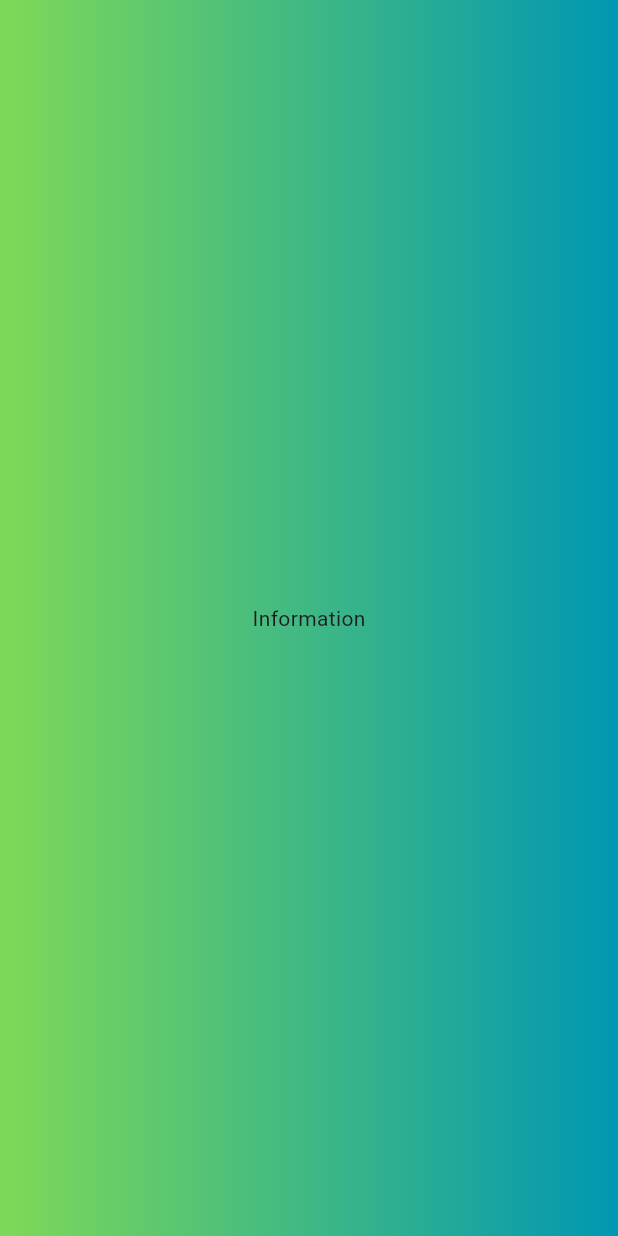
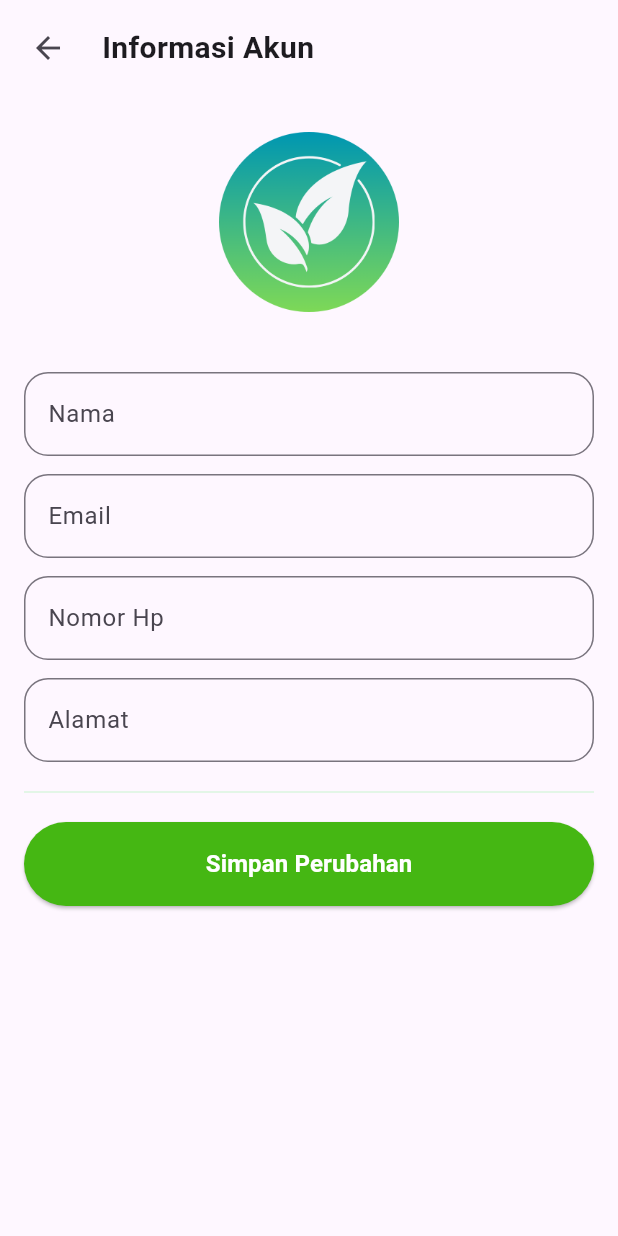
Before and after one commit to dodichakill/higrolyn, a Flutter app: the InformationScreen screen opened directly, on a phone screen of 412 x 824 dp. Run offline on Flutter 3.47's test engine with Material 3 defaults, Android fonts, the phone set to English and light mode, and no system bars; our stand-ins replace another_flutter_splash_screen, flutter_onboarding_slider, persistent_bottom_nav_bar_v2.

Commit message:
refactor(profile): change list item menu and detail information screen

```diff
--- a/lib/views/Profile/Information.dart
+++ b/lib/views/Profile/Information.dart
@@ -1,4 +1,6 @@
 import 'package:agrolyn/shared/constants.dart';
+import 'package:agrolyn/utils/assets_path.dart';
+import 'package:agrolyn/widgets/text_input.dart';
 import 'package:flutter/material.dart';
 
 class InformationScreen extends StatelessWidget {
@@ -7,15 +9,71 @@ class InformationScreen extends StatelessWidget {
   @override
   Widget build(BuildContext context) {
     return Scaffold(
-      body: Container(
-        decoration: const BoxDecoration(
-          gradient: LinearGradient(
-              colors: [MyColors.primaryColor, MyColors.secondaryColor]),
-        ),
-        child: const Center(
-          child: Text("Information"),
+        body: SafeArea(
+      child: Padding(
+        padding: const EdgeInsets.all(8.0),
+        child: Column(
+          children: [
+            Row(
+              children: [
+                IconButton(
+                    onPressed: () {
+                      Navigator.pop(context);
+                    },
+                    icon: const Icon(Icons.arrow_back)),
+                const SizedBox(width: 12),
+                const Text(
+                  "Informasi Akun",
+                  style: TextStyle(fontWeight: FontWeight.w600, fontSize: 20),
+                ),
+              ],
+            ),
+            const SizedBox(height: 32),
+            Image.asset(
+              ImageAssets.logo,
+              height: 120,
+              width: 120,
+            ),
+            Padding(
+              padding: const EdgeInsets.all(8.0),
+              child: Column(
+                children: [
+                  const SizedBox(height: 32),
+                  const TextInput(name: "Nama"),
+                  const SizedBox(height: 12),
+                  const TextInput(name: "Email"),
+                  const SizedBox(height: 12),
+                  const TextInput(name: "Nomor Hp"),
+                  const SizedBox(height: 12),
+                  const TextInput(name: "Alamat"),
+                  const SizedBox(height: 12),
+                  const Divider(
+                    color: Color.fromARGB(105, 166, 243, 178),
+                  ),
+                  const SizedBox(height: 12),
+                  SizedBox(
+                    width: double.infinity,
+                    height: 56,
+                    child: ElevatedButton(
+                      onPressed: () {},
+                      style: ElevatedButton.styleFrom(
+                        backgroundColor: MyColors.primaryColorDark,
+                      ),
+                      child: const Text(
+                        'Simpan Perubahan',
+                        style: TextStyle(
+                            color: Colors.white,
+                            fontSize: 16,
+                            fontWeight: FontWeight.bold),
+                      ),
+                    ),
+                  ),
+                ],
+              ),
+            )
+          ],
         ),
       ),
-    );
+    ));
   }
 }
--- /dev/null
+++ b/lib/widgets/text_input.dart
@@ -0,0 +1,24 @@
+import 'package:flutter/material.dart';
+
+class TextInput extends StatelessWidget {
+  final String name;
+  const TextInput({super.key, required this.name});
+
+  @override
+  Widget build(BuildContext context) {
+    return TextFormField(
+      decoration: InputDecoration(
+        labelText: name,
+        border: OutlineInputBorder(
+          borderRadius: BorderRadius.circular(16),
+        ),
+      ),
+      validator: (e) {
+        if (e!.isEmpty) {
+          return "$name Tidak Boleh Kosong";
+        }
+        return null; // Mengembalikan null jika valid
+      },
+    );
+  }
+}
```
Also changed, not shown: lib/widgets/item_menu_profile.dart (renamed from lib/widgets/ItemMenuProfile.dart), lib/widgets/search_category.dart (renamed from lib/widgets/searchCategory.dart).
